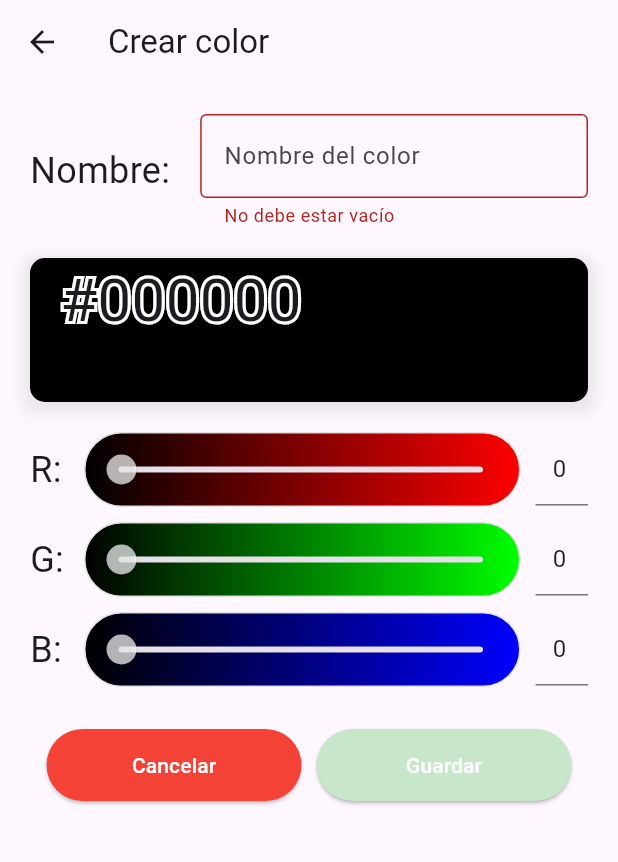
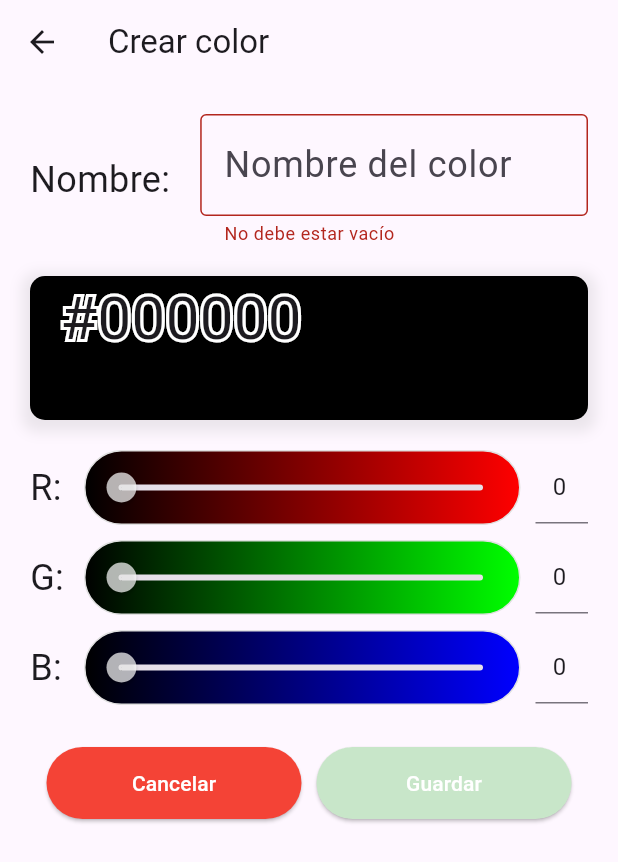
Before and after one commit to jorge-bobrek/color_library, a Flutter app: the ColorElementDetailPage screen opened directly, on a phone screen of 412 x 824 dp. Shown: the top 862 px of the screen. Run offline on Flutter 3.47's test engine with Material 3 defaults, Android fonts, the phone set to English and light mode, and no system bars.

Commit message:
Fix keyboard overflow

```diff
--- a/lib/ui/pages/color_element_detail_page.dart
+++ b/lib/ui/pages/color_element_detail_page.dart
@@ -27,6 +27,7 @@ class _ColorElementDetailPageState extends State<ColorElementDetailPage> {
       appBar: AppBar(
         title: Text(isEditing ? "Editar color" : "Crear color"),
       ),
+      resizeToAvoidBottomInset: false,
       body: SafeArea(
         child: Column(
           children: [
--- a/lib/ui/widgets/color_selector/color_selector_widget.dart
+++ b/lib/ui/widgets/color_selector/color_selector_widget.dart
@@ -51,6 +51,10 @@ class _ColorSelectorWidgetState extends State<ColorSelectorWidget> {
                     errorText:
                         _controller.text.isEmpty ? "No debe estar vacío" : null,
                   ),
+                  style: const TextStyle(
+                    fontSize: 24,
+                    fontWeight: FontWeight.w400,
+                  ),
                   onChanged: (str) {
                     colorDetail.setName(str);
                   },
```
